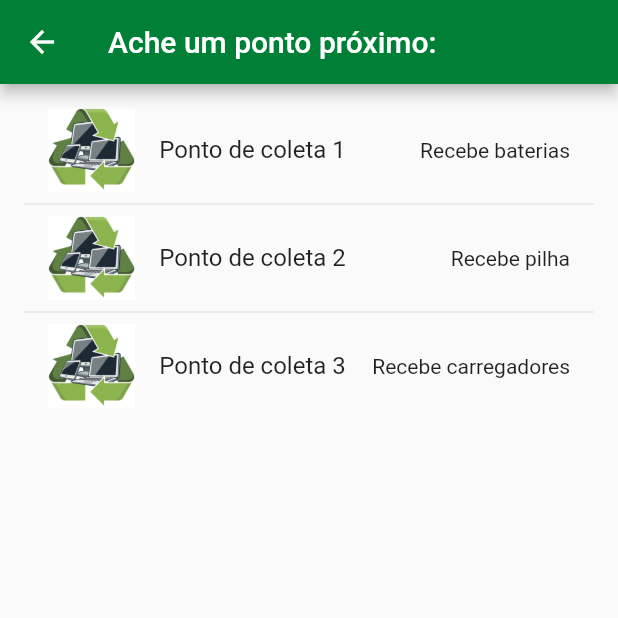
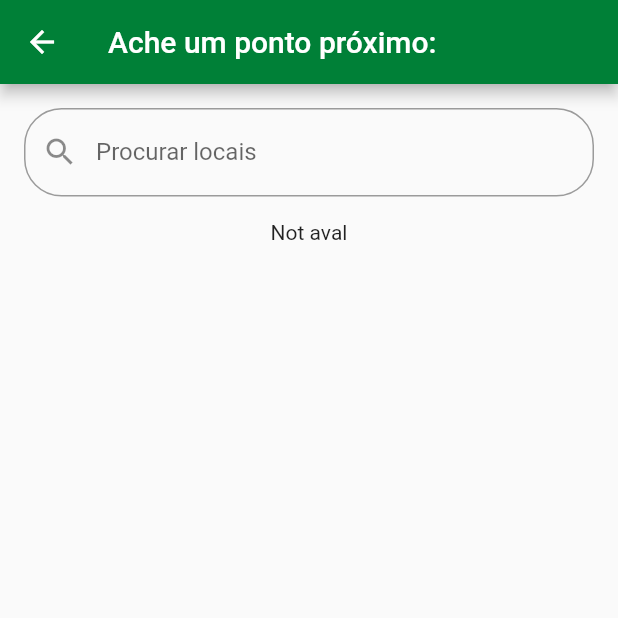
Before and after one commit to adriisoliveira/enature, a Flutter app: the screen it shows after launch, item 2 of the bottom bar chosen, on a phone screen of 412 x 824 dp, the top half of it. Run offline on Flutter 3.47's test engine with Material 2 defaults, Android fonts, the phone set to English and light mode, and no system bars; our stand-ins replace cloud_firestore, firebase_core, firebase_database, google_fonts, google_maps_flutter, google_sign_in and 2 more; missing offline and left inert: dart:ffi; accounts and stored records are empty.

```diff
--- a/lib/modules/home/home_page.dart
+++ b/lib/modules/home/home_page.dart
@@ -1,8 +1,13 @@
+import 'dart:ffi';
+
+import 'package:firebase_core/firebase_core.dart';
+import 'package:firebase_database/firebase_database.dart';
 import 'package:cloud_firestore/cloud_firestore.dart';
 import 'package:flutter/material.dart';
 import 'package:payflow/modules/home/home_controller.dart';
 import 'package:payflow/modules/maps/maps.dart';
 import 'package:payflow/modules/maps/maps_page.dart';
+import 'package:payflow/modules/search/Data.dart';
 import 'package:payflow/modules/search/search_page.dart';
 import 'package:payflow/shared/themes/app_colors.dart';
 import 'package:payflow/shared/themes/app_text_styles.dart';
@@ -14,9 +19,39 @@ class HomePage extends StatefulWidget {
   State<HomePage> createState() => _HomePageState();
 }
 
+//a
+List<Data> dataList = [];
+
 class _HomePageState extends State<HomePage> {
   final controller = HomeController();
   final pages = [Container(color: Colors.red), Container(color: Colors.blue)];
+
+  // @override
+  // void initState() {
+  //   // TODO: implement initState
+  //   super.initState();
+  //   DatabaseReference referenceData =
+  //       FirebaseDatabase.instance.reference().child("Data");
+  //   referenceData.once().then((DataSnapshot dataSnapShot) {
+  //     dataList.clear();
+  //     var keys = dataSnapShot.value.keys;
+  //     var values = dataSnapShot.value;
+
+  //     for (var key in keys) {
+  //       Data data = new Data(
+  //         values[key]["imgUrl"],
+  //         values[key]["name"],
+  //         values[key]["material"],
+  //         values[key]["price"],
+  //       );
+  //       dataList.add(data);
+  //     }
+  //     setState(() {
+  //       //
+  //     });
+  //   });
+  // }
+
   @override
   Widget build(BuildContext context) {
     return Scaffold(
@@ -48,7 +83,7 @@ class _HomePageState extends State<HomePage> {
                     borderRadius: BorderRadius.circular(5)),
               ),
             ),
-            // child: StreamBuilder(
+            // children: [StreamBuilder(
             //   stream: FirebaseFirestore.instance
             //       .collection('usuariosTest')
             //       .snapshots(),
@@ -76,11 +111,16 @@ class _HomePageState extends State<HomePage> {
             //         );
             //     }
             //   },
-            // ),
+            // ),],
           ),
         ),
       ),
       body: pages[controller.currentPage],
+      // dataList.length == 0 ? Center(child: Text("Not aval", style: TextStyles(fontSize: 30),)): ListView.builder(
+      //   itemBuilder: itemBuilder(_,index){
+      //     return CardUI(dataList[index].imgUrl,dataList[index].name,dataList[index].material,dataList[index].price,);
+      //   }
+      //    ),
       bottomNavigationBar: Container(
         height: 90,
         child: Row(
@@ -122,4 +162,43 @@ class _HomePageState extends State<HomePage> {
       ),
     );
   }
+
+  // Widget CardUI(String imgUrl, String name, String material, String prince) {
+  //   return Card(
+  //     margin: EdgeInsets.all(15),
+  //     color: Color(0xffff2fc3),
+  //     child: Container(
+  //       color: Colors.white,
+  //       margin: EdgeInsets.all(1.5),
+  //       padding: EdgeInsets.all(10),
+  //       child: Column(children: <Widget>[
+  //         Image.network(
+  //           imgUrl,
+  //           fit: BoxFit.cover,
+  //           height: 100,
+  //         ),
+  //         SizedBox(
+  //           height: 1,
+  //         ),
+  //         Text(
+  //           name,
+  //           style: TextStyles(Color: Colors.black, FontWeight: FontWeight.bold),
+  //         ),
+  //         SizedBox(
+  //           height: 1,
+  //         ),
+  //         Container(
+  //           width: double.infinity,
+  //           child: Text(
+  //             prince,
+  //             style: TextStyles(Color: Colors.red),
+  //           ),
+  //         ),
+  //         SizedBox(
+  //           height: 1,
+  //         ),
+  //       ]),
+  //     ),
+  //   );
+  // }
 }
--- /dev/null
+++ b/lib/modules/search/Data.dart
@@ -0,0 +1,5 @@
+class Data {
+  String imgUrl, name, material, price;
+
+  Data(this.imgUrl, this.name, this.material, this.price);
+}
--- a/lib/modules/search/pontos_repositories.dart
+++ b/lib/modules/search/pontos_repositories.dart
@@ -21,4 +21,5 @@ class PontosRepositories {
         descricao: 'Recebe carregadores'
       ),
   ];
+
 }
--- a/lib/modules/search/search_page.dart
+++ b/lib/modules/search/search_page.dart
@@ -1,48 +1,114 @@
+import 'dart:ffi';
+
+import 'package:firebase_core/firebase_core.dart';
+import 'package:firebase_database/firebase_database.dart';
+import 'package:cloud_firestore/cloud_firestore.dart';
 import 'package:flutter/material.dart';
+import 'package:payflow/modules/search/Data.dart';
 import 'package:payflow/modules/search/pontos_repositories.dart';
 import 'package:payflow/shared/themes/app_colors.dart';
+import 'package:payflow/shared/themes/app_text_styles.dart';
 
 class SearchPage extends StatelessWidget {
+  // List<Data> dataList = [];
+
+  // @override
+  // Void initState() {
+  //   super.initState();
+  //   DatabaseReference referenceData =
+  //       FirebaseDatabase.instance.reference().child("Data");
+  //   referenceData.once().then((DataSnapshot dataSnapShot) {
+  //     dataList.clear();
+  //     var keys = dataSnapShot.value.keys;
+  //     var values = dataSnapShot.value;
+
+  //     for (var key in keys) {
+  //       Data data = new Data(
+  //         values[key]["imgUrl"],
+  //         values[key]["name"],
+  //         values[key]["material"],
+  //         values[key]["price"],
+  //       );
+  //       dataList.add(data);
+  //     }
+  //     setState(() {
+  //       //
+  //     });
+  //   });
+  // }
+
   @override
   Widget build(BuildContext context) {
     final tabela = PontosRepositories.tabela;
 
+    final String aba;
+    List<Data> dataList = [];
+    DatabaseReference referenceData =
+        FirebaseDatabase.instance.reference().child("Data");
+    referenceData.once().then((DataSnapshot dataSnapShot) {
+      dataList.clear();
+      var keys = dataSnapShot.value.keys;
+      var values = dataSnapShot.value;
+
+      for (var key in keys) {
+        Data data = new Data(
+          values[key]["imgUrl"],
+          values[key]["name"],
+          values[key]["material"],
+          values[key]["price"],
+        );
+        dataList.add(data);
+      }
+      setState(() {
+        //
+      });
+    });
+    // dataList.length == 0 ? Center(child: Text("Not aval")): ListView.builder(
+    //     itemBuilder: (_,index){
+    //       return CardUI(dataList[index].imgUrl,dataList[index].name,dataList[index].material,dataList[index].price,);
+    //     }
+    //      );
     return Scaffold(
       appBar: AppBar(
           title: Text('Ache um ponto próximo:'),
-          backgroundColor: AppColors.primary
+          backgroundColor: AppColors.primary),
+      body: Container(
+        child: Column(
+          children: <Widget>[
+            Padding(
+              padding: const EdgeInsets.all(16),
+              child: TextField(
+                  // controller: editingController,
+                  decoration: InputDecoration(
+                      labelText: "Procurar locais",
+                      // hintTex:"Informe o nome do jogador",
+                      prefixIcon: Icon(Icons.search),
+                      border: OutlineInputBorder(
+                          borderRadius:
+                              BorderRadius.all(Radius.circular(25.0))))),
             ),
-        body:
-        // Container(
-        //   child: Column(
-        //     children: <Widget>[
-        //       Padding(
-        //       padding: const EdgeInsets.all(16),
-        //       child:TextField(
-        //         // controller: editingController,
-        //         decoration: InputDecoration(
-        //           labelText:"Procurar locais",
-        //           // hintTex:"Informe o nome do jogador",
-        //           prefixIcon: Icon(Icons.search),
-        //           border: OutlineInputBorder(
-        //             borderRadius:
-        //               BorderRadius.all(Radius.circular(25.0))
-        //           )
-        //         )
-        //       ),
-        //       ),
-              ListView.separated(
-              itemBuilder: (BuildContext context, int pontos) {
-              return ListTile(
-                leading: Image.asset(tabela[pontos].icon),
-                title: Text(tabela[pontos].nome),
-                trailing: Text(tabela[pontos].descricao),
+            dataList.length == 0
+                ? Center(child: Text("Not aval"))
+                : ListView.builder(itemBuilder: (context, index) {
+                    return CardUI(
+                      dataList[index].imgUrl,
+                      dataList[index].name,
+                      dataList[index].material,
+                      dataList[index].price,
                     );
-            },
-            padding: EdgeInsets.all(16),
-            separatorBuilder: (_, ___) => Divider(),
-            itemCount: tabela.length),
-        //     ListView(
+                  })
+            // ListView.separated(
+            //     itemBuilder: (BuildContext context, int pontos) {
+            //       return ListTile(
+            //         leading: Image.asset(tabela[pontos].icon),
+            //         title: Text(tabela[pontos].nome),
+            //         trailing: Text(tabela[pontos].descricao),
+            //       );
+            //     },
+            //     padding: EdgeInsets.all(16),
+            //     separatorBuilder: (_, ___) => Divider(),
+            //     itemCount: tabela.length),
+            // ListView(
             //   children: <Widget>[
             //     ListTile(
             //       leading: Icon(Icons.map),
@@ -56,10 +122,52 @@ class SearchPage extends StatelessWidget {
             //       leading: Icon(Icons.phone),
             //       title: Text('Fone'),
             //     ),
-        //     ],
-        //     )],
-        //   ),
-        // ),
+            //   ],
+            // )
+          ],
+        ),
+      ),
     );
   }
+
+  Widget CardUI(String imgUrl, String name, String material, String prince) {
+    return Card(
+      margin: EdgeInsets.all(15),
+      color: Color(0xffff2fc3),
+      child: Container(
+        color: Colors.white,
+        margin: EdgeInsets.all(1.5),
+        padding: EdgeInsets.all(10),
+        child: Column(children: <Widget>[
+          // Image.network(
+          //   imgUrl,
+          //   fit: BoxFit.cover,
+          //   height: 100,
+          // ),
+          // SizedBox(
+          //   height: 1,
+          // ),
+          Text(
+            name,
+            //style: TextStyles(Color: Colors.black, FontWeight: FontWeight.bold),
+          ),
+          SizedBox(
+            height: 1,
+          ),
+          Container(
+            width: double.infinity,
+            child: Text(
+              prince,
+              //style: TextStyles(Color: Colors.red),
+            ),
+          ),
+          SizedBox(
+            height: 1,
+          ),
+        ]),
+      ),
+    );
   }
+
+  void setState(Null Function() param0) {}
+}
--- a/pubspec.yaml
+++ b/pubspec.yaml
@@ -47,6 +47,7 @@ dependencies:
   latlng: ^0.1.0
   flutter_map: ^0.14.0
   cloud_firestore: ^2.5.4
+  firebase_database: ^8.0.1
 
 
 dev_dependencies:
```
Also changed, not shown: lib/app_widget.dart (+19 -19 lines), pubspec.lock. Lines whose indentation alone changed are shown as unchanged.
